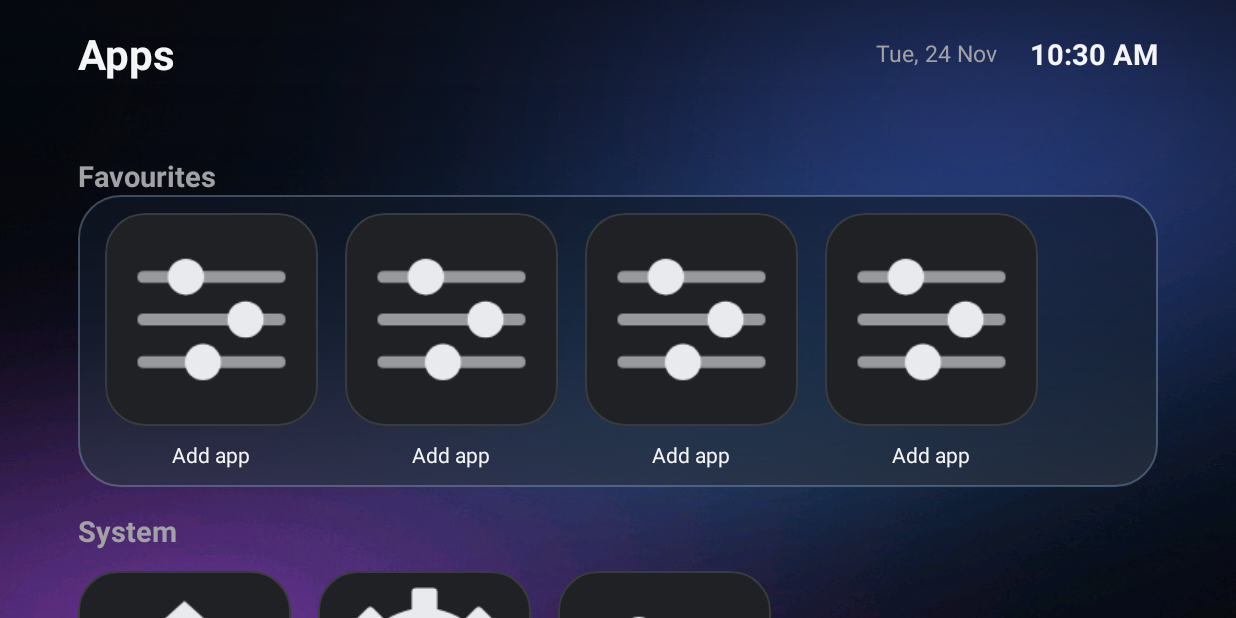
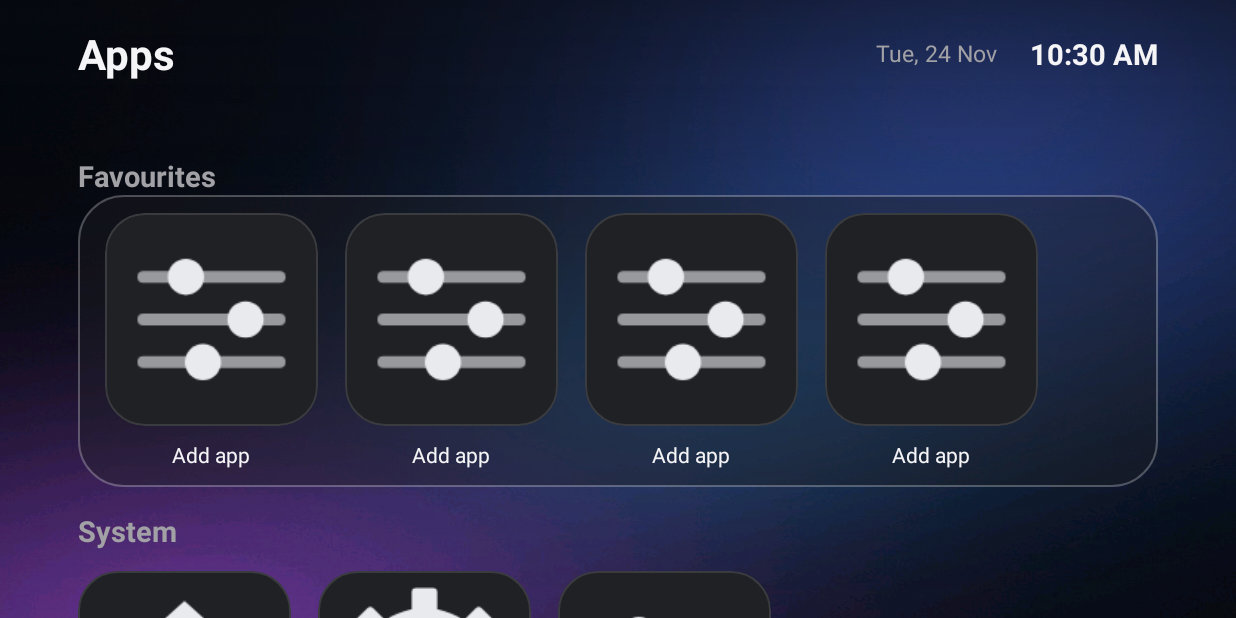
Before and after one commit to ItzmrRohxn/GoogleTV-Home, an Android app: the screen it shows after launch (MainActivity), on a phone screen of 824 x 412 dp (held sideways). Run offline under Robolectric (Android 15) with nearby library versions, the phone set to English and light mode, and no system bars; 8 statements that could not run were skipped.

Commit message:
Redesign home screen with clean Apple TV-inspired dark layout

```diff
--- a/app/src/main/res/drawable/bg_dock.xml
+++ b/app/src/main/res/drawable/bg_dock.xml
@@ -1,6 +1,5 @@
 <?xml version="1.0" encoding="utf-8"?>
 <shape xmlns:android="http://schemas.android.com/apk/res/android" android:shape="rectangle">
-    <gradient android:angle="90" android:startColor="#B82B3444" android:centerColor="#A8172232" android:endColor="#99101827" />
-    <corners android:radius="28dp" />
-    <stroke android:width="1dp" android:color="#668DA8C4" />
+    <solid android:color="#661F2023" /><corners android:radius="30dp" />
+    <stroke android:width="1dp" android:color="#44FFFFFF" />
 </shape>
```
